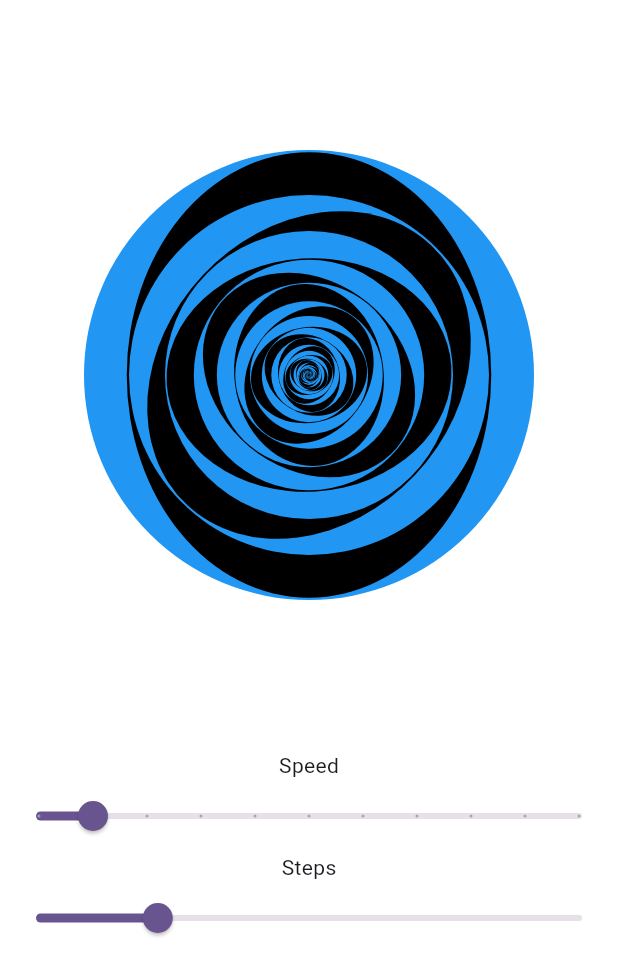
After one commit to Windsy-tech/fluttercanvas, a Flutter app: the screen it shows after launch, after a tap on "Mesmerize", on a phone screen of 412 x 824 dp. The commit adds this screen. Shown: the top 976 px of the screen. Run offline on Flutter 3.47's test engine with Material 2 defaults, Android fonts, the phone set to English and light mode, and no system bars.

Commit message:
added mesmerize

```diff
--- a/lib/home_page.dart
+++ b/lib/home_page.dart
@@ -1,6 +1,7 @@
 import 'package:flutter/material.dart';
 import 'package:fluttercanvas/bouncing_balls.dart';
 import 'package:fluttercanvas/charts/line_chart.dart';
+import 'package:fluttercanvas/mesmerize.dart';
 import 'package:fluttercanvas/solar_system.dart';
 
 class HomePage extends StatelessWidget {
@@ -57,6 +58,19 @@ class HomePage extends StatelessWidget {
                   },
                   child: const Text("Line Chart"),
                 ),
+
+                //Line Chart
+                TextButton(
+                  onPressed: () {
+                    Navigator.push(
+                      context,
+                      MaterialPageRoute(
+                        builder: (context) => const MesmerizeWidget(),
+                      ),
+                    );
+                  },
+                  child: const Text("Mesmerize"),
+                ),
               ],
             ),
           ),
--- /dev/null
+++ b/lib/mesmerize.dart
@@ -0,0 +1,126 @@
+import 'dart:async';
+import 'dart:math' as math;
+
+import 'package:flutter/material.dart';
+
+class MesmerizeWidget extends StatefulWidget {
+  const MesmerizeWidget({Key? key}) : super(key: key);
+
+  @override
+  State<MesmerizeWidget> createState() => _MesmerizeWidgetState();
+}
+
+class _MesmerizeWidgetState extends State<MesmerizeWidget> {
+  late final Timer timer;
+  double speed = 1.0;
+  double speedStep = 0.1;
+  double step = 30;
+
+  @override
+  void initState() {
+    super.initState();
+    timer = Timer.periodic(const Duration(milliseconds: 25), (timer) {
+      setState(() {
+        speed += speedStep / 10;
+      });
+    });
+  }
+
+  @override
+  void dispose() {
+    timer.cancel();
+    super.dispose();
+  }
+
+  @override
+  Widget build(BuildContext context) {
+    final size = MediaQuery.sizeOf(context);
+    return Scaffold(
+      backgroundColor: Colors.white,
+      body: Center(
+        child: Column(
+          children: [
+            SizedBox(
+              width: 300,
+              height: 500,
+              child: CustomPaint(
+                painter: MesmerizePainter(speed, step),
+                child: Container(),
+              ),
+            ),
+            const Text("Speed"),
+            Slider(
+              value: speedStep,
+              divisions: 10,
+              label: speedStep.toString(),
+              onChanged: (value) {
+                setState(() {
+                  speedStep = value;
+                });
+              },
+            ),
+            const Text("Steps"),
+            Slider(
+              value: step,
+              divisions: 100,
+              min: 10,
+              max: 100,
+              onChanged: (value) {
+                setState(() {
+                  step = value;
+                });
+              },
+            ),
+          ],
+        ),
+      ),
+    );
+  }
+}
+
+class MesmerizePainter extends CustomPainter {
+  double speed;
+  double step;
+  MesmerizePainter(this.speed, this.step);
+
+  @override
+  void paint(Canvas canvas, Size size) {
+    double maxAngle = 720;
+    double radius = size.width / 2;
+    Rect rect = Offset.zero & size;
+    double x = size.width / 2;
+    double y = size.height / 2;
+    for (double angle = 0.01; angle <= maxAngle; angle += step) {
+      drawCircle(canvas, Offset(x, y), radius, angle, speed);
+      radius = radius * 0.8;
+    }
+  }
+
+  @override
+  bool shouldRepaint(covariant CustomPainter oldDelegate) {
+    return true;
+  }
+
+  void drawCircle(
+      Canvas canvas, Offset offset, double radius, double angle, double speed) {
+    Paint paint = Paint()
+      ..color = Colors.blue
+      ..style = PaintingStyle.fill;
+/*    double angleRadians = -math.pi + speed * 10;
+    double x = rect.center.dx + radiusX * math.cos(angleRadians);
+    double y = rect.center.dy + radiusY * math.sin(angleRadians);*/
+    canvas.drawCircle(offset, radius, paint);
+    //print("X: $x, Y: $y");
+    double k = radius * 2;
+    Rect rect1 =
+        Rect.fromCenter(center: Offset.zero, width: k * 0.81, height: k * 0.99);
+    Paint ovalPaint = Paint()
+      ..color = Colors.black
+      ..style = PaintingStyle.fill;
+    canvas.save();
+    canvas.translate(offset.dx, offset.dy);
+    canvas.rotate(angle * math.pi / 180 * speed);
+    canvas.drawOval(rect1, ovalPaint);
+    canvas.restore();
+  }
+}
--- a/pubspec.yaml
+++ b/pubspec.yaml
@@ -19,7 +19,7 @@ publish_to: 'none' # Remove this line if you wish to publish to pub.dev
 version: 1.0.0+1
 
 environment:
-  sdk: '>=3.0.1 <4.0.0'
+  sdk: '>=3.0.0 <4.0.0'
 
 # Dependencies specify other packages that your package needs in order to work.
 # To automatically upgrade your package dependencies to the latest versions
```
